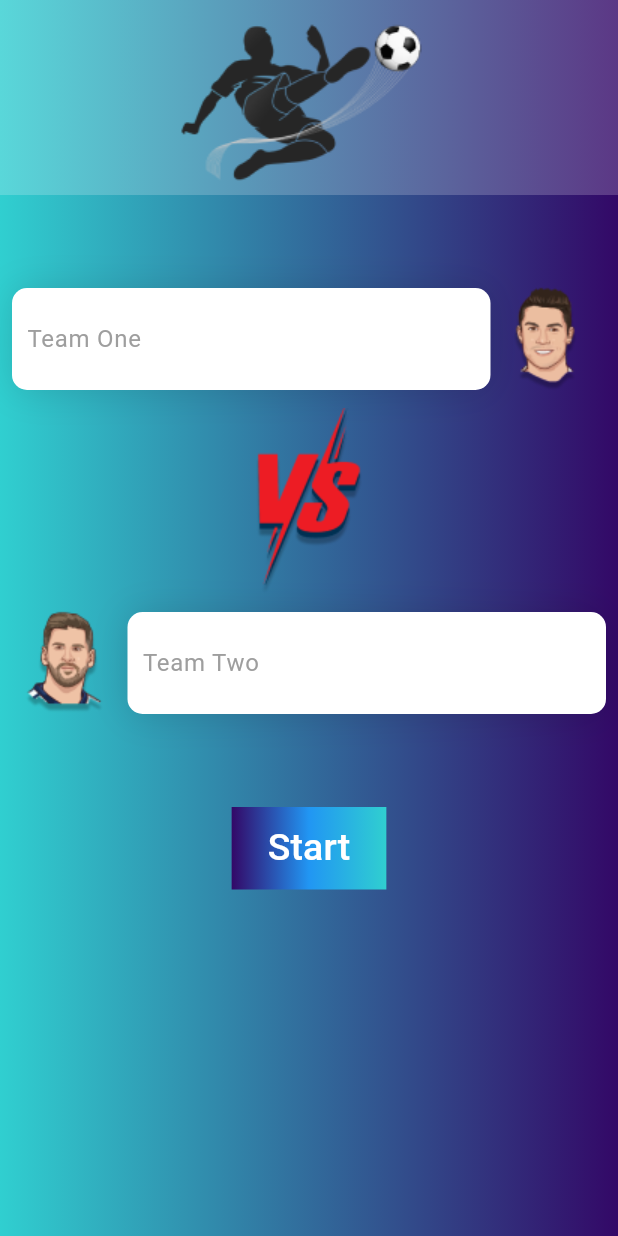
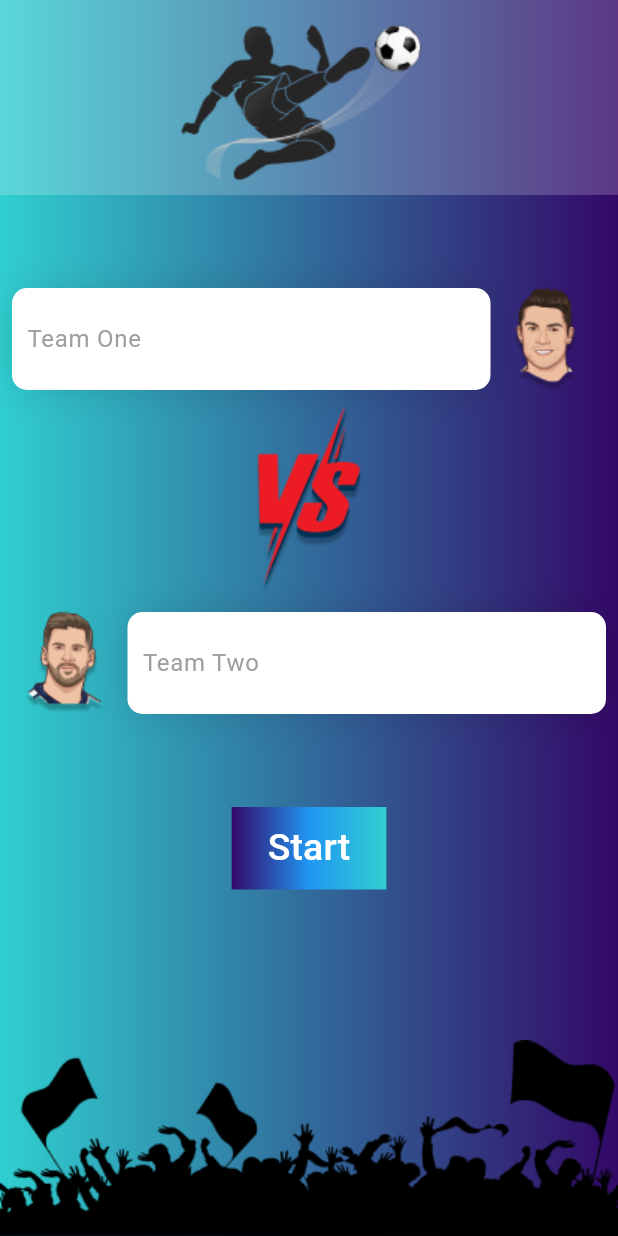
Before and after one commit to Esraaalaaelden/FriendsGames, a Flutter app: the TeamsPage screen opened directly, on a phone screen of 412 x 824 dp. Run offline on Flutter 3.47's test engine with Material 2 defaults, Android fonts, the light colour scheme and no system bars; our stand-ins replace flutter_animate; missing offline and left inert: colorful_safe_area.

Commit message:
some refactoring 2

```diff
--- a/lib/module/teams_screen/teams.dart
+++ b/lib/module/teams_screen/teams.dart
@@ -34,9 +34,11 @@ class _TeamsPageState extends State<TeamsPage> {
         child: Scaffold(
           backgroundColor: Colors.transparent,
           body: NestedScrollView(
+
             headerSliverBuilder:
                 (BuildContext context, bool innerBoxIsScrolled) => <Widget>[
               SliverAppBar(
+
                 elevation: 20,
                 automaticallyImplyLeading: false,
                 centerTitle: true,
@@ -167,7 +169,10 @@ class _TeamsPageState extends State<TeamsPage> {
                 ),
               ),
             ),
+
           ),
+          bottomNavigationBar: Image(image: AssetImage('assets/Rectangle 3.png'),),
+
         ),
       ),
     );
```
